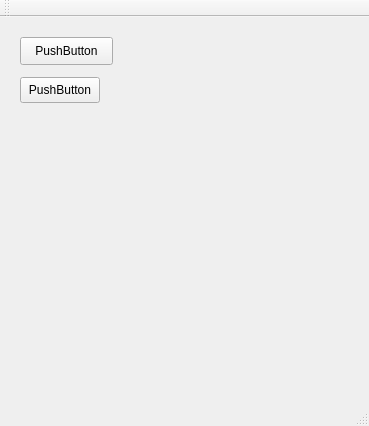
This is mainwindow.ui in iwxyi/Qt-Notification-Manager-V2 as Qt 5 draws it before an edit. The edited form follows.
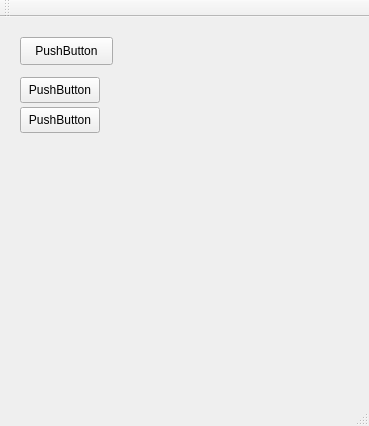
This is the edited form.

The edit to the form file:
```diff
--- a/mainwindow.ui
+++ b/mainwindow.ui
@@ -40,6 +40,19 @@
      <string>PushButton</string>
     </property>
    </widget>
+   <widget class="QPushButton" name="pushButton_3">
+    <property name="geometry">
+     <rect>
+      <x>20</x>
+      <y>90</y>
+      <width>80</width>
+      <height>26</height>
+     </rect>
+    </property>
+    <property name="text">
+     <string>PushButton</string>
+    </property>
+   </widget>
   </widget>
   <widget class="QMenuBar" name="menuBar">
    <property name="geometry">
```
